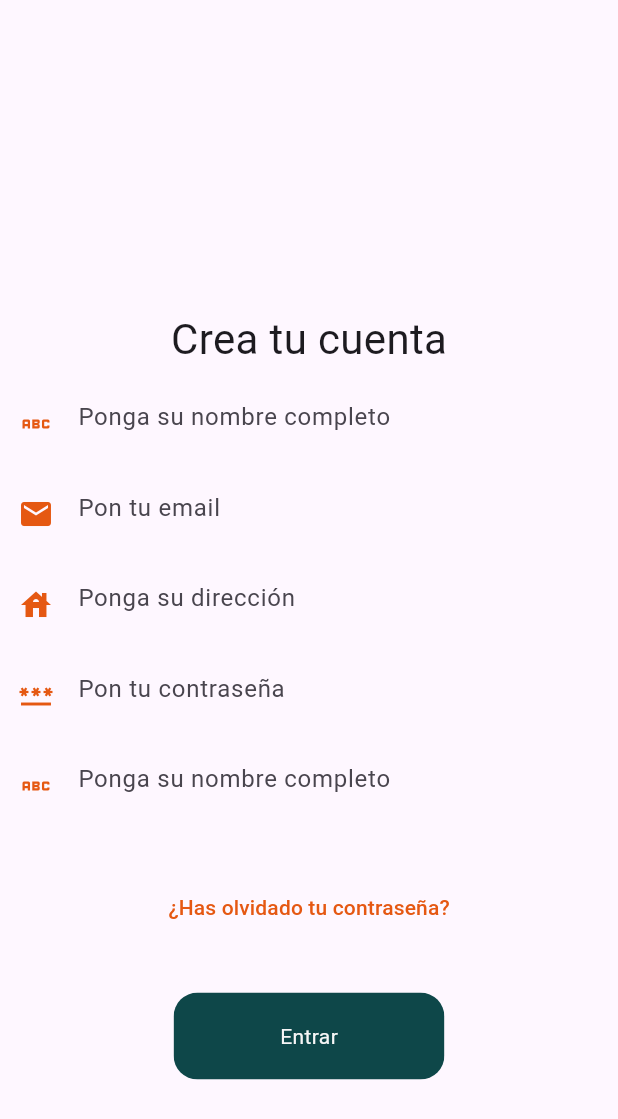
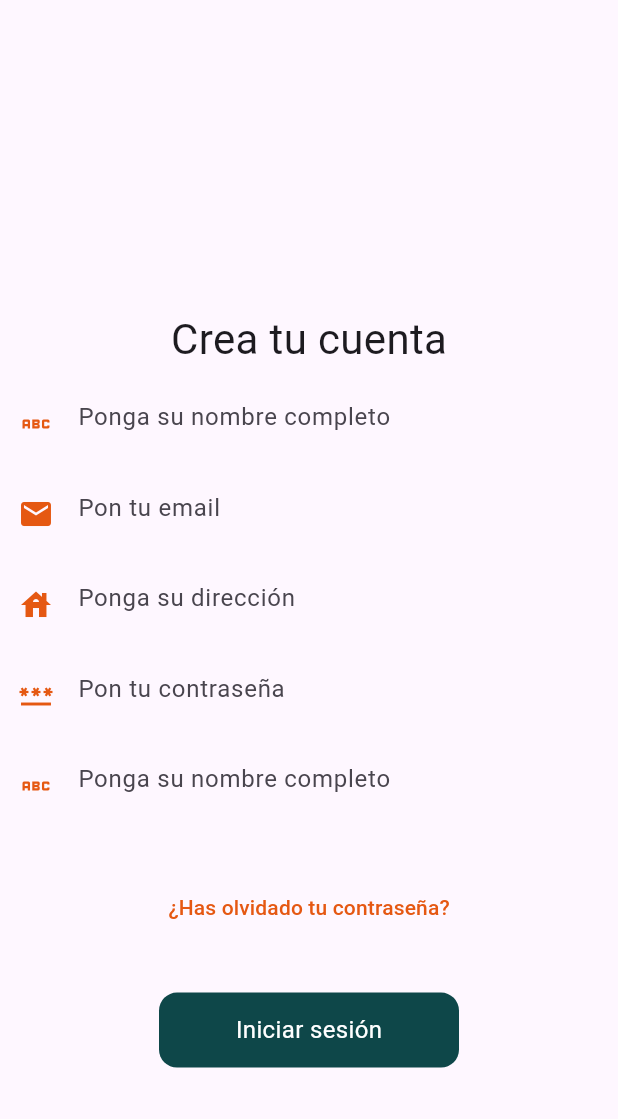
Before and after one commit to vstrom650xt/ecommerceFlutter, a Flutter app: the screen it shows after launch, on a phone screen of 412 x 824 dp. Shown: the top 1119 px of the screen. Run offline on Flutter 3.47's test engine with Material 3 defaults, Android fonts, the phone set to English and light mode, and no system bars; our stand-ins replace animated_text_kit, getwidget, go_router; generated files the repository leaves out were written again; Roboto replaces fonts that are missing (Sans Serif).

Commit message:
boton bien

```diff
--- a/lib/screens/sigin/SignInWidgets.dart
+++ b/lib/screens/sigin/SignInWidgets.dart
@@ -50,7 +50,13 @@ class SignInWidgets {
       List<TextEditingController> listTextEditingController) {
     ControllerSignIn controllerSignIn = ControllerSignIn();
 
-    return Material(
+    return Container(
+      width: 200.0,
+      height: 50.0,
+      decoration: BoxDecoration(
+        color: AppColors.MIDNIGHTGREEN,
+        borderRadius: BorderRadius.circular(12.0),
+      ),
       child: InkWell(
         onTap: () async {
           bool areValuesValid =
@@ -87,17 +93,13 @@ class SignInWidgets {
             }
           }
         },
-        borderRadius: BorderRadius.circular(16.0),
-        child: Ink(
-          padding: const EdgeInsets.symmetric(horizontal: 70.0, vertical: 18.0),
-          decoration: BoxDecoration(
-              borderRadius: BorderRadius.circular(16.0),
-              color: AppColors.MIDNIGHTGREEN,
-
-              border: Border.all(color: Colors.transparent)),
+        child: const Center(
           child: Text(
-            AppLocalizations.of(context)!.enter,
-            style: TextStyle(color: AppColors.WHITE),
+            'Iniciar sesión', // Texto del botón
+            style: TextStyle(
+              color: Colors.white, // Color del texto
+              fontSize: 16.0, // Tamaño del texto
+            ),
           ),
         ),
       ),
```
